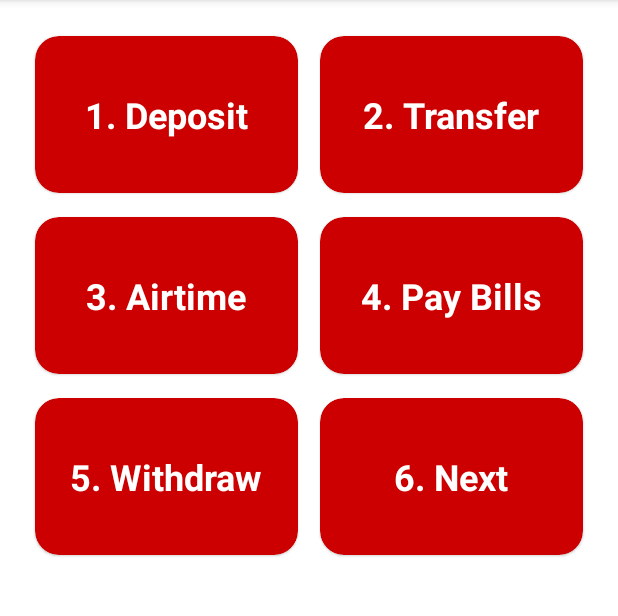
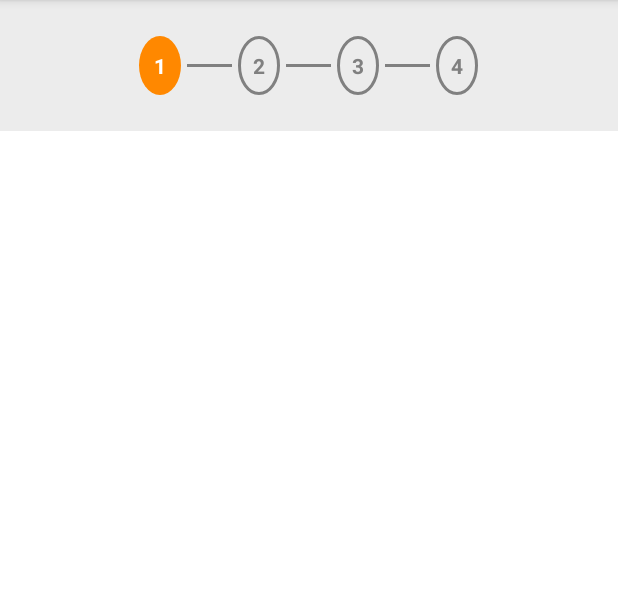
Before and after one commit to EbhomenyeEmmanuel/t1000_ceva, an Android app: the AttendantMenuFragment screen opened through its navigation route, after a tap on an icon or button, on a phone screen of 412 x 824 dp, the part 84-700 px from its top. Run offline under Robolectric (Android 15) with nearby library versions, the phone set to English and light mode, and no system bars; 1 statement that could not run was skipped.

Commit message:
Started bills payment screen

```diff
--- a/app/src/main/java/com/example/t1000_ceva/ui/attendant/AttendantMenuFragment.kt
+++ b/app/src/main/java/com/example/t1000_ceva/ui/attendant/AttendantMenuFragment.kt
@@ -78,6 +78,7 @@ class AttendantMenuFragment : Fragment(R.layout.fragment_attendant_menu) {
                     navController.navigate(R.id.action_attendantMenuFragment_to_airtimePurchaseFragment)
                 }
                 AttendantMenuTypes.PAY_BILLS -> {
+                    navController.navigate(R.id.action_attendantMenuFragment_to_payBillsFragment)
                 }
                 AttendantMenuTypes.WITHDRAW -> {
                 }
--- /dev/null
+++ b/app/src/main/java/com/example/t1000_ceva/ui/attendant/pay_bills/PayBillsFragment.kt
@@ -0,0 +1,20 @@
+package com.example.t1000_ceva.ui.attendant.pay_bills
+
+import android.os.Bundle
+import androidx.fragment.app.Fragment
+import android.view.LayoutInflater
+import android.view.View
+import android.view.ViewGroup
+import com.example.t1000_ceva.R
+import com.example.t1000_ceva.commons.viewBinding
+import com.example.t1000_ceva.databinding.FragmentAttendantMenuBinding
+import com.example.t1000_ceva.databinding.FragmentPayBillsBinding
+
+class PayBillsFragment : Fragment(R.layout.fragment_pay_bills) {
+    private val binding by viewBinding<FragmentPayBillsBinding>()
+
+    override fun onViewCreated(view: View, savedInstanceState: Bundle?) {
+        super.onViewCreated(view, savedInstanceState)
+
+    }
+}
--- /dev/null
+++ b/app/src/main/res/drawable/bills_position_bg_default.xml
@@ -0,0 +1,9 @@
+<?xml version="1.0" encoding="utf-8"?>
+<shape xmlns:android="http://schemas.android.com/apk/res/android"
+    android:shape="oval">
+    <stroke
+        android:width="2dp"
+        android:color="@color/grey" />
+
+    <corners android:radius="16dp" />
+</shape>
--- /dev/null
+++ b/app/src/main/res/drawable/bills_position_bg_selected.xml
@@ -0,0 +1,6 @@
+<?xml version="1.0" encoding="utf-8"?>
+<shape xmlns:android="http://schemas.android.com/apk/res/android"
+    android:shape="oval">
+    <corners android:radius="8dp" />
+    <solid android:color="@color/orange" />
+</shape>
--- /dev/null
+++ b/app/src/main/res/layout/fragment_pay_bills.xml
@@ -0,0 +1,88 @@
+<?xml version="1.0" encoding="utf-8"?>
+<LinearLayout xmlns:android="http://schemas.android.com/apk/res/android"
+    xmlns:app="http://schemas.android.com/apk/res-auto"
+    xmlns:tools="http://schemas.android.com/tools"
+    android:layout_width="match_parent"
+    android:layout_height="match_parent"
+    android:orientation="vertical"
+    tools:context=".ui.attendant.pay_bills.PayBillsFragment">
+
+    <LinearLayout
+        android:layout_width="match_parent"
+        android:layout_height="wrap_content"
+        android:gravity="center"
+        android:background="@color/light_grey"
+        android:orientation="horizontal"
+        android:padding="24dp">
+
+        <TextView
+            android:id="@+id/first_page_txt_view"
+            android:layout_width="wrap_content"
+            android:layout_height="wrap_content"
+            android:background="@drawable/bills_position_bg_selected"
+            android:drawablePadding="8dp"
+            android:padding="10dp"
+            android:text="1"
+            android:textAlignment="center"
+            android:textColor="@android:color/white"
+            android:textStyle="bold" />
+
+        <View
+            android:layout_width="30dp"
+            android:layout_height="2dp"
+            android:layout_gravity="center"
+            android:layout_marginStart="4dp"
+            android:layout_marginEnd="4dp"
+            android:background="@color/grey" />
+
+        <TextView
+            android:id="@+id/second_page_txt_view"
+            android:layout_width="wrap_content"
+            android:layout_height="wrap_content"
+            android:background="@drawable/bills_position_bg_default"
+            android:padding="10dp"
+            android:text="2"
+            android:textAlignment="center"
+            android:textColor="@color/grey"
+            android:textStyle="bold" />
+
+        <View
+            android:layout_width="30dp"
+            android:layout_height="2dp"
+            android:layout_gravity="center"
+            android:layout_marginStart="4dp"
+            android:layout_marginEnd="4dp"
+            android:background="@color/grey" />
+
+        <TextView
+            android:id="@+id/third_page_txt_view"
+            android:layout_width="wrap_content"
+            android:layout_height="wrap_content"
+            android:background="@drawable/bills_position_bg_default"
+            android:padding="10dp"
+            android:text="3"
+            android:textAlignment="center"
+            android:textColor="@color/grey"
+            android:textStyle="bold" />
+
+        <View
+            android:layout_width="30dp"
+            android:layout_height="2dp"
+            android:layout_gravity="center"
+            android:layout_marginStart="4dp"
+            android:layout_marginEnd="4dp"
+            android:background="@color/grey" />
+
+        <TextView
+            android:id="@+id/fourth_page_txt_view"
+            android:layout_width="wrap_content"
+            android:layout_height="wrap_content"
+            android:background="@drawable/bills_position_bg_default"
+            android:padding="10dp"
+            android:text="4"
+            android:textAlignment="center"
+            android:textColor="@color/grey"
+            android:textStyle="bold" />
+
+    </LinearLayout>
+</LinearLayout>
--- a/app/src/main/res/navigation/main_nav.xml
+++ b/app/src/main/res/navigation/main_nav.xml
@@ -36,6 +36,9 @@
         <action
             android:id="@+id/action_attendantMenuFragment_to_airtimePurchaseFragment"
             app:destination="@id/airtimePurchaseFragment" />
+        <action
+            android:id="@+id/action_attendantMenuFragment_to_payBillsFragment"
+            app:destination="@id/payBillsFragment" />
     </fragment>
     <fragment
         android:id="@+id/confirmAccountNumberFragment"
@@ -71,4 +74,9 @@
         android:name="com.example.t1000_ceva.ui.attendant.airtime.AirtimePurchaseFragment"
         android:label="Airtime Purchase"
         tools:layout="@layout/fragment_airtime_purchase" />
+    <fragment
+        android:id="@+id/payBillsFragment"
+        android:name="com.example.t1000_ceva.ui.attendant.pay_bills.PayBillsFragment"
+        android:label="fragment_pay_bills"
+        tools:layout="@layout/fragment_pay_bills" />
 </navigation>
--- a/app/src/main/res/values/colors.xml
+++ b/app/src/main/res/values/colors.xml
@@ -7,4 +7,8 @@
     <color name="teal_700">#FF018786</color>
     <color name="black">#FF000000</color>
     <color name="white">#FFFFFFFF</color>
+
+    <color name="orange">@android:color/holo_orange_dark</color>
+    <color name="grey">#808080</color>
+    <color name="light_grey">#ECECEC</color>
 </resources>
--- a/app/src/main/res/values/strings.xml
+++ b/app/src/main/res/values/strings.xml
@@ -11,4 +11,10 @@
     <!-- TODO: Remove or change this placeholder text -->
     <string name="hello_blank_fragment">Hello blank fragment</string>
     <string name="enter_account_number">Enter account number</string>
+    <string name="amount">Amount</string>
+    <string name="mobile_number">Mobile Number</string>
+    <string name="purchase_airtime">Purchase Airtime</string>
+    <string name="purchase">Purchase</string>
+    <string name="pin">Pin</string>
+    <string name="select_operator">Select Operator</string>
 </resources>
```
